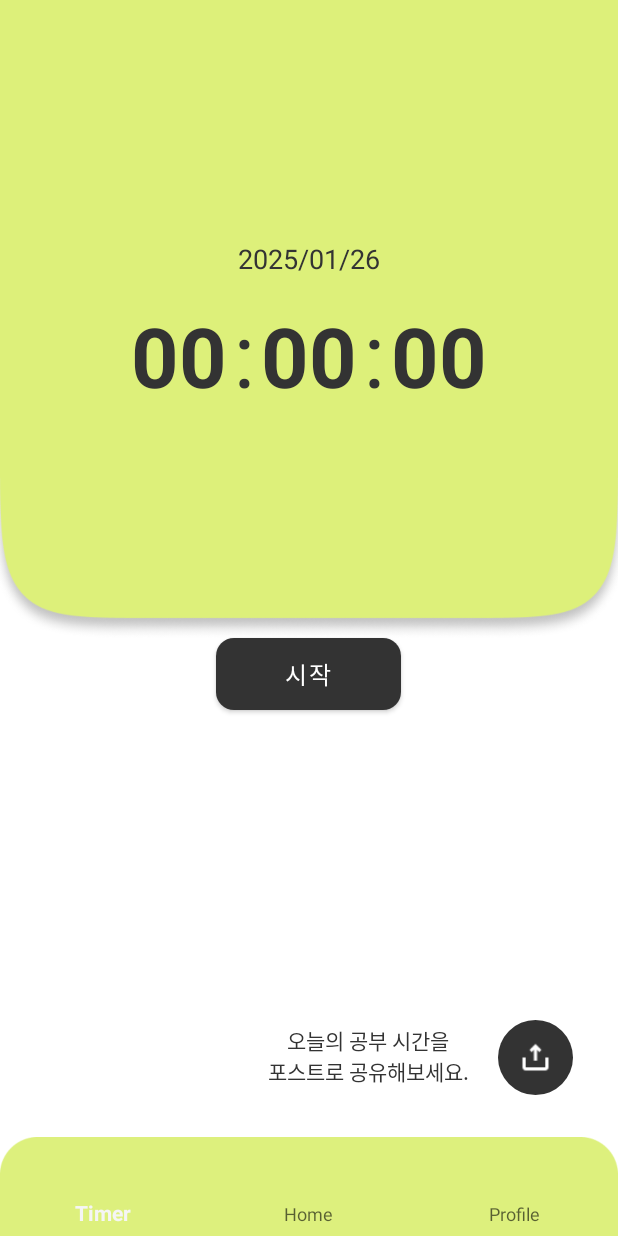
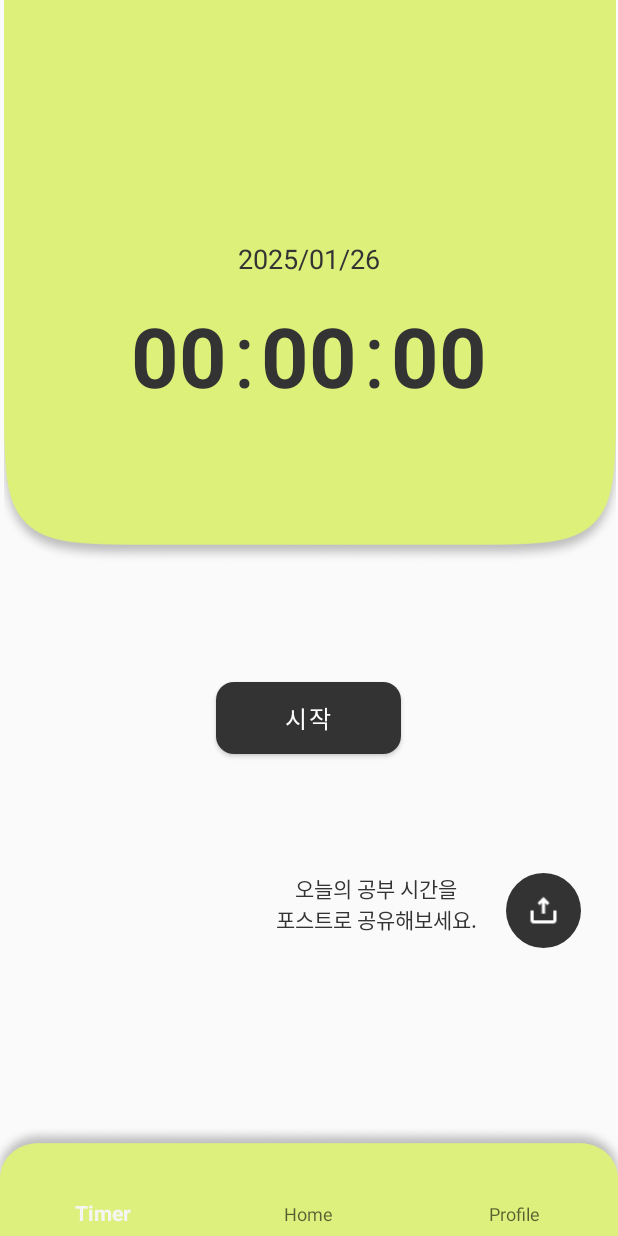
Before and after one commit to yunakim17/Team24App, an Android app: the Timer screen opened directly, with no data from a screen before it, on a phone screen of 412 x 824 dp. Run offline under Robolectric (Android 15) with nearby library versions, the phone set to English and light mode, and no system bars.

Commit message:
타이머, 프로필 수정

```diff
--- a/app/src/main/AndroidManifest.xml
+++ b/app/src/main/AndroidManifest.xml
@@ -48,12 +48,14 @@
         <activity
             android:name=".MainActivity"
             android:exported="true">
+
             <intent-filter>
                 <action android:name="android.intent.action.MAIN" />
 
                 <category android:name="android.intent.category.LAUNCHER" />
             </intent-filter>
         </activity>
+
     </application>
 
 </manifest>
--- a/app/src/main/res/layout/activity_profile.xml
+++ b/app/src/main/res/layout/activity_profile.xml
@@ -111,7 +111,8 @@
                                     android:layout_marginEnd="16dp"
                                     android:background="#E0E0E0"
                                     android:scaleType="centerCrop"
-                                    tools:srcCompat="@tools:sample/avatars" />
+                                    tools:srcCompat="@tools:sample/avatars"
+                                    />
 
                                 <!-- 텍스트 정보 -->
                                 <LinearLayout
--- a/app/src/main/res/layout/activity_timer.xml
+++ b/app/src/main/res/layout/activity_timer.xml
@@ -5,14 +5,44 @@
     xmlns:tools="http://schemas.android.com/tools"
     android:layout_width="match_parent"
     android:layout_height="match_parent"
-    android:background="@drawable/timer_bg"
     tools:context=".Timer">
 
+    <LinearLayout
+        android:layout_width="match_parent"
+        android:layout_height="match_parent"
+        android:orientation="vertical"
+        app:layout_constraintBottom_toBottomOf="parent"
+        app:layout_constraintEnd_toEndOf="parent"
+        app:layout_constraintHorizontal_bias="0.0"
+        app:layout_constraintStart_toStartOf="parent"
+        app:layout_constraintTop_toTopOf="parent">
+
+    <androidx.constraintlayout.widget.ConstraintLayout
+        android:layout_width="match_parent"
+        android:layout_height="wrap_content">
+
+        <ImageView
+            android:layout_width="456dp"
+            android:layout_height="376dp"
+            android:src="@drawable/timer_header_bg"
+            app:layout_constraintEnd_toEndOf="parent"
+            app:layout_constraintStart_toStartOf="parent"
+            app:layout_constraintTop_toTopOf="parent" />
         <!-- 날짜 표시 -->
 
         <!-- 시간 표시 영역 -->
 
         <!-- 구분선 -->
+
+        <LinearLayout
+            android:id="@+id/linearLayout5"
+            android:layout_width="match_parent"
+            android:layout_height="wrap_content"
+            android:gravity="center"
+            android:orientation="vertical"
+            app:layout_constraintEnd_toEndOf="parent"
+            app:layout_constraintStart_toStartOf="parent"
+            app:layout_constraintTop_toTopOf="parent">
 
             <TextView
                 android:id="@+id/tvDate"
@@ -84,7 +114,54 @@
                     android:textSize="55sp"
                     android:textStyle="bold" />
             </LinearLayout>
+        </LinearLayout>
 
+    </androidx.constraintlayout.widget.ConstraintLayout>
+    <!-- 시작/멈춤 버튼 -->
+
+        <LinearLayout
+            android:layout_width="match_parent"
+            android:layout_height="206dp"
+            android:gravity="center"
+            app:layout_constraintBottom_toTopOf="@+id/linearLayout6"
+            app:layout_constraintEnd_toEndOf="parent"
+            app:layout_constraintHorizontal_bias="0.0"
+            app:layout_constraintStart_toStartOf="parent">
+
+            <Button
+                android:id="@+id/startStopButton"
+                android:layout_width="123dp"
+                android:layout_height="wrap_content"
+                android:background="@drawable/custom_button"
+                android:text="@string/start"
+                android:textColor="@color/white"
+                android:textSize="16sp"
+                app:layout_constraintEnd_toEndOf="parent"
+                app:layout_constraintStart_toStartOf="parent"
+                tools:layout_editor_absoluteY="443dp" />
+
+        </LinearLayout>
+
+        <LinearLayout
+            android:id="@+id/shareLayout"
+            android:layout_width="match_parent"
+            android:layout_height="76dp"
+            android:orientation="horizontal"
+            app:layout_constraintBottom_toTopOf="parent"
+            app:layout_constraintEnd_toEndOf="parent"
+            app:layout_constraintStart_toStartOf="parent">
+
+            <TextView
+                android:layout_width="141dp"
+                android:layout_height="39dp"
+                android:layout_marginStart="180dp"
+                android:layout_marginEnd="16dp"
+                android:layout_marginBottom="35dp"
+                android:text="오늘의 공부 시간을\n포스트로 공유해보세요."
+                android:textAlignment="center"
+                android:textColor="@color/black"
+                app:layout_constraintBottom_toTopOf="@+id/bottomNavigationView"
+                app:layout_constraintEnd_toStartOf="@+id/btnTimeShare" />
 
             <ImageButton
                 android:id="@+id/btnTimeShare"
@@ -93,46 +170,22 @@
                 android:layout_marginEnd="30dp"
                 android:layout_marginBottom="28dp"
                 android:background="@drawable/custom_image_btn"
+                android:padding="12dp"
+                android:scaleType="centerInside"
                 android:src="@drawable/share"
-        android:scaleType="centerInside"
-        android:padding="12dp"
                 app:layout_constraintBottom_toTopOf="@+id/bottomNavigationView"
                 app:layout_constraintEnd_toEndOf="parent"
                 app:layout_constraintHorizontal_bias="1.0"
                 app:layout_constraintStart_toStartOf="parent" />
-
-    <!-- 시작/멈춤 버튼 -->
-    <Button
-        android:id="@+id/startStopButton"
-        android:layout_width="123dp"
-        android:layout_height="wrap_content"
-        android:layout_marginTop="150dp"
-        android:background="@drawable/custom_button"
-        android:text="@string/start"
-        android:textColor="@color/white"
-        android:textSize="16sp"
-        app:layout_constraintEnd_toEndOf="parent"
-        app:layout_constraintHorizontal_bias="0.498"
-        app:layout_constraintStart_toStartOf="parent"
-        app:layout_constraintTop_toBottomOf="@+id/timeContainer" />
-
-    <TextView
-        android:layout_width="141dp"
-        android:layout_height="39dp"
-        android:layout_marginEnd="16dp"
-        android:layout_marginBottom="35dp"
-        android:text="오늘의 공부 시간을\n포스트로 공유해보세요."
-        android:textAlignment="center"
-        android:textColor="@color/black"
-        app:layout_constraintBottom_toTopOf="@+id/bottomNavigationView"
-        app:layout_constraintEnd_toStartOf="@+id/btnTimeShare" />
+        </LinearLayout>
+    </LinearLayout>
 
     <!-- 하단 네비게이션 바 -->
     <com.google.android.material.bottomnavigation.BottomNavigationView
         android:id="@+id/bottomNavigationView"
         android:layout_width="412dp"
-        android:layout_height="66dp"
-        android:background="@drawable/bottom_nav_view"
+        android:layout_height="74dp"
+        android:background="@drawable/bottom_nav_view_shadow"
         app:layout_constraintBottom_toBottomOf="parent"
         app:layout_constraintEnd_toEndOf="parent"
         app:layout_constraintStart_toStartOf="parent"
```
Also changed, not shown: app/src/main/res/drawable/timer.png (added), app/src/main/res/drawable/timer_header_bg.png (added). Lines whose indentation alone changed are shown as unchanged.
